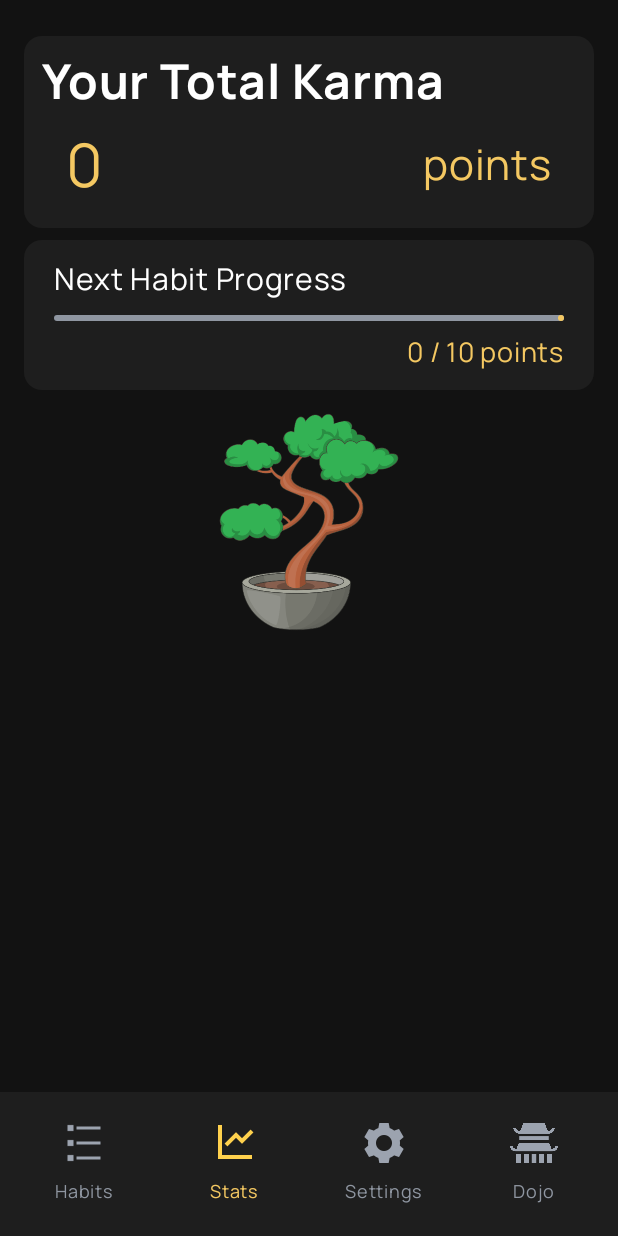
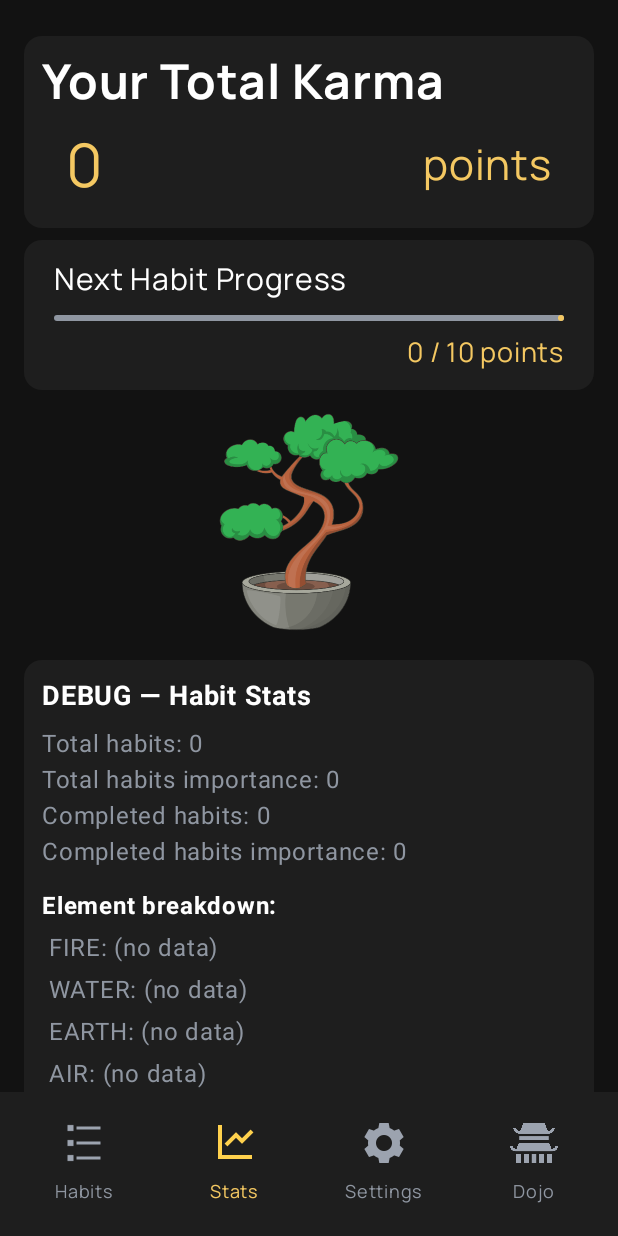
Before and after one commit to marcinkaczmarek2/habitao, an Android app built with Jetpack Compose: the stats screen opened through its navigation route, on a phone screen of 412 x 824 dp. Run offline under Robolectric (Android 15) with nearby library versions, the phone set to English and light mode, and no system bars.

Commit message:
Stats - vertical scroll

```diff
--- a/app/src/main/java/app/habitao/ui/components/stats/StatsDebugBox.kt
+++ b/app/src/main/java/app/habitao/ui/components/stats/StatsDebugBox.kt
@@ -5,32 +5,43 @@ import androidx.annotation.RequiresApi
 import androidx.compose.foundation.background
 import androidx.compose.foundation.layout.*
 import androidx.compose.foundation.rememberScrollState
+import androidx.compose.foundation.shape.RoundedCornerShape
 import androidx.compose.foundation.verticalScroll
+import androidx.compose.material3.ExperimentalMaterial3Api
 import androidx.compose.material3.Text
+import androidx.compose.material3.TopAppBarDefaults
 import androidx.compose.runtime.Composable
 import androidx.compose.runtime.collectAsState
 import androidx.compose.runtime.getValue
 import androidx.compose.ui.Alignment
 import androidx.compose.ui.Modifier
+import androidx.compose.ui.draw.clip
+import androidx.compose.ui.input.nestedscroll.nestedScroll
 import androidx.compose.ui.text.font.FontWeight
 import androidx.compose.ui.unit.dp
 import androidx.compose.ui.unit.sp
 import app.habitao.ui.components.habits.Element
 import app.habitao.ui.theme.LocalAppColors
 
+@OptIn(ExperimentalMaterial3Api::class)
 @RequiresApi(Build.VERSION_CODES.O)
 @Composable
 fun StatsDebugBox(viewModel: StatsViewModel) {
     val stats by viewModel.habitStats.collectAsState()
     val colors = LocalAppColors.current
 
+    val scrollBehavior = TopAppBarDefaults.enterAlwaysScrollBehavior()
+
     Box(
         modifier = Modifier
             .padding(top = 12.dp)
             .fillMaxWidth()
+            .clip(RoundedCornerShape(12.dp))
             .background(colors.PanelBackgroundNonActive)
             .padding(12.dp)
-            .verticalScroll(rememberScrollState())
+            .nestedScroll(scrollBehavior.nestedScrollConnection)
+            // I had to change it, because I couldn't implement scroll of stats screen.
+            //.verticalScroll(rememberScrollState())
     ) {
         Column(
             modifier = Modifier.fillMaxWidth(),
--- a/app/src/main/java/app/habitao/ui/screens/StatsScreen.kt
+++ b/app/src/main/java/app/habitao/ui/screens/StatsScreen.kt
@@ -7,6 +7,8 @@ import androidx.compose.foundation.layout.Box
 import androidx.compose.foundation.layout.Column
 import androidx.compose.foundation.layout.fillMaxSize
 import androidx.compose.foundation.layout.padding
+import androidx.compose.foundation.rememberScrollState
+import androidx.compose.foundation.verticalScroll
 import androidx.compose.runtime.Composable
 import androidx.compose.runtime.collectAsState
 import androidx.compose.runtime.getValue
@@ -44,6 +46,9 @@ fun StatsScreenInitialize(navController: NavController, viewModel: StatsViewMode
     val earthPts = earthStats.completedImportance
 
     val colors = LocalAppColors.current
+
+    val scrollState = rememberScrollState()
+
     Box(
         modifier = Modifier
             .fillMaxSize()
@@ -52,7 +57,9 @@ fun StatsScreenInitialize(navController: NavController, viewModel: StatsViewMode
 
         Column(
             modifier = Modifier
-                .padding(horizontal = 16.dp, vertical = 24.dp)
+                .fillMaxSize()
+                .verticalScroll(scrollState)
+                .padding(start = 16.dp, top = 24.dp, end = 16.dp, bottom = 112.dp)
         ) {
             //total karma
             StatsTotalKarma(stats.completedHabitsImportance * 10)
@@ -72,8 +79,7 @@ fun StatsScreenInitialize(navController: NavController, viewModel: StatsViewMode
             StatsElemGraphBox(airPts, firePts, waterPts, earthPts)
 
             //NOTE: use it for all information visibility
-            //StatsDebugBox(viewModel)
-            //TODO: implement scrolling on stats screen
+            StatsDebugBox(viewModel)
         }
 
         //bottom menu
```
